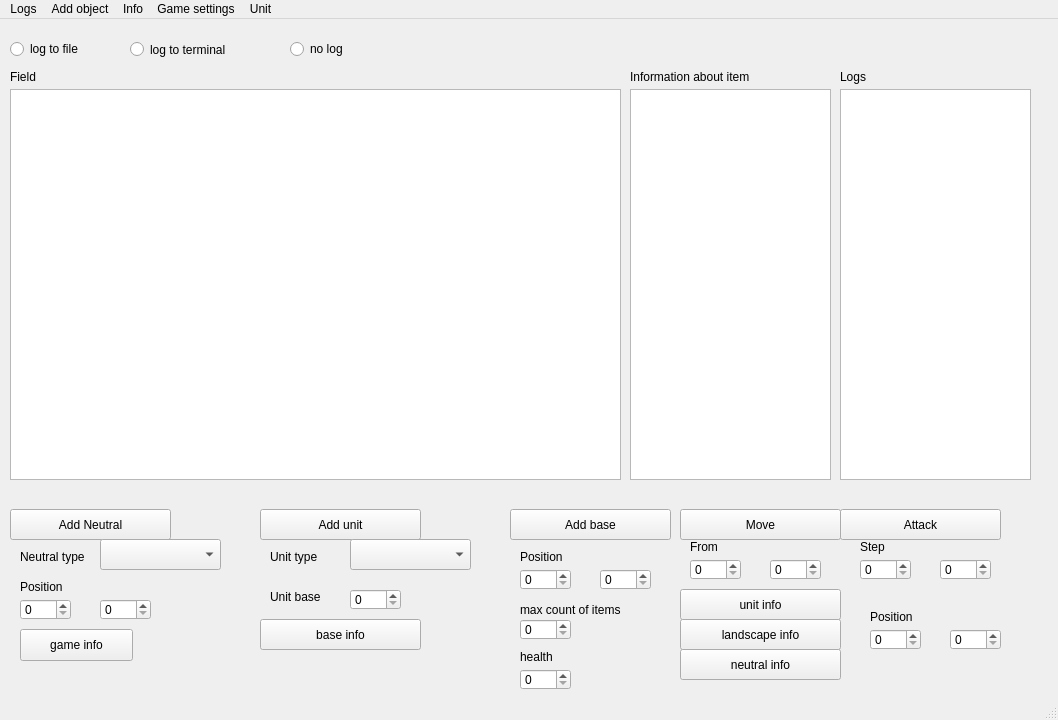
moevm/oop, file 8381/Maria_Lisok/lr5/code/mainwindow.ui: the form before one commit.
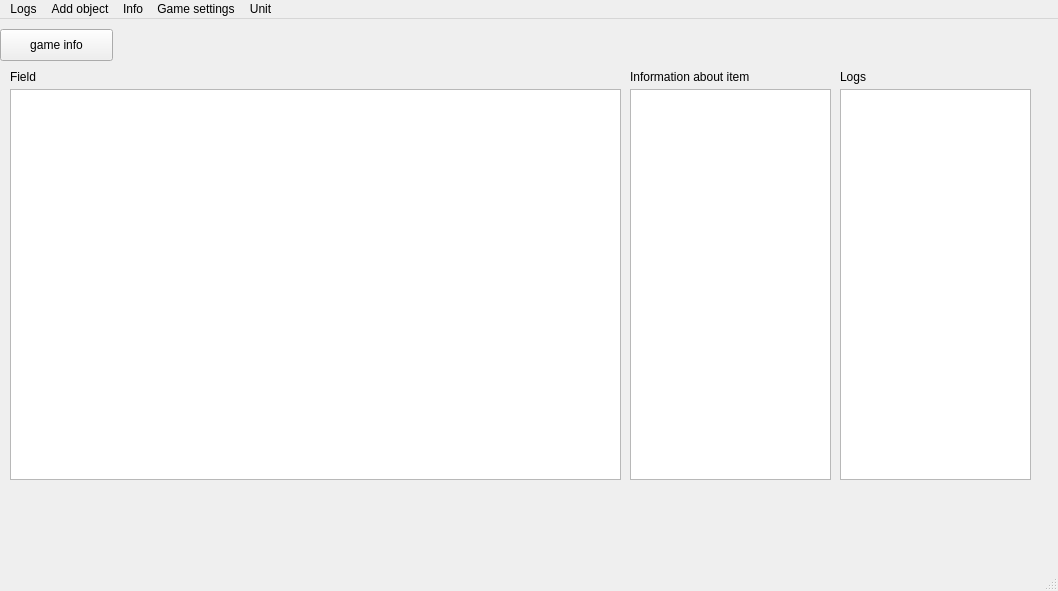
The form after the commit.

```diff
--- a/8381/Maria_Lisok/lr5/code/mainwindow.ui
+++ b/8381/Maria_Lisok/lr5/code/mainwindow.ui
@@ -7,7 +7,7 @@
     <x>0</x>
     <y>0</y>
     <width>1058</width>
-    <height>720</height>
+    <height>591</height>
    </rect>
   </property>
   <property name="windowTitle">
@@ -86,8 +86,8 @@
    <widget class="QPushButton" name="gameInfoButton">
     <property name="geometry">
      <rect>
-      <x>20</x>
-      <y>610</y>
+      <x>0</x>
+      <y>10</y>
       <width>113</width>
       <height>32</height>
      </rect>
@@ -96,442 +96,6 @@
      <string>game info</string>
     </property>
    </widget>
-   <widget class="QPushButton" name="addNeutralButton">
-    <property name="geometry">
-     <rect>
-      <x>10</x>
-      <y>490</y>
-      <width>161</width>
-      <height>31</height>
-     </rect>
-    </property>
-    <property name="text">
-     <string>Add Neutral</string>
-    </property>
-   </widget>
-   <widget class="QLabel" name="labelNeutralType">
-    <property name="geometry">
-     <rect>
-      <x>20</x>
-      <y>530</y>
-      <width>81</width>
-      <height>16</height>
-     </rect>
-    </property>
-    <property name="text">
-     <string>Neutral type</string>
-    </property>
-   </widget>
-   <widget class="QLabel" name="labelPosNeutral">
-    <property name="geometry">
-     <rect>
-      <x>20</x>
-      <y>560</y>
-      <width>59</width>
-      <height>16</height>
-     </rect>
-    </property>
-    <property name="text">
-     <string>Position</string>
-    </property>
-   </widget>
-   <widget class="QSpinBox" name="posNeutralX">
-    <property name="geometry">
-     <rect>
-      <x>20</x>
-      <y>580</y>
-      <width>51</width>
-      <height>21</height>
-     </rect>
-    </property>
-   </widget>
-   <widget class="QSpinBox" name="posNeutralY">
-    <property name="geometry">
-     <rect>
-      <x>100</x>
-      <y>580</y>
-      <width>51</width>
-      <height>21</height>
-     </rect>
-    </property>
-   </widget>
-   <widget class="QPushButton" name="addUnitButton">
-    <property name="geometry">
-     <rect>
-      <x>260</x>
-      <y>490</y>
-      <width>161</width>
-      <height>31</height>
-     </rect>
-    </property>
-    <property name="text">
-     <string>Add unit</string>
-    </property>
-   </widget>
-   <widget class="QLabel" name="labelUnitType">
-    <property name="geometry">
-     <rect>
-      <x>270</x>
-      <y>530</y>
-      <width>81</width>
-      <height>16</height>
-     </rect>
-    </property>
-    <property name="text">
-     <string>Unit type</string>
-    </property>
-   </widget>
-   <widget class="QSpinBox" name="posBaseY">
-    <property name="geometry">
-     <rect>
-      <x>600</x>
-      <y>550</y>
-      <width>51</width>
-      <height>21</height>
-     </rect>
-    </property>
-   </widget>
-   <widget class="QPushButton" name="addBaseButton">
-    <property name="geometry">
-     <rect>
-      <x>510</x>
-      <y>490</y>
-      <width>161</width>
-      <height>31</height>
-     </rect>
-    </property>
-    <property name="text">
-     <string>Add base</string>
-    </property>
-   </widget>
-   <widget class="QSpinBox" name="posBaseX">
-    <property name="geometry">
-     <rect>
-      <x>520</x>
-      <y>550</y>
-      <width>51</width>
-      <height>21</height>
-     </rect>
-    </property>
-   </widget>
-   <widget class="QLabel" name="labelPosBase">
-    <property name="geometry">
-     <rect>
-      <x>520</x>
-      <y>530</y>
-      <width>59</width>
-      <height>16</height>
-     </rect>
-    </property>
-    <property name="text">
-     <string>Position</string>
-    </property>
-   </widget>
-   <widget class="QPushButton" name="moveButton">
-    <property name="geometry">
-     <rect>
-      <x>680</x>
-      <y>490</y>
-      <width>161</width>
-      <height>31</height>
-     </rect>
-    </property>
-    <property name="text">
-     <string>Move</string>
-    </property>
-   </widget>
-   <widget class="QPushButton" name="attackButton">
-    <property name="geometry">
-     <rect>
-      <x>840</x>
-      <y>490</y>
-      <width>161</width>
-      <height>31</height>
-     </rect>
-    </property>
-    <property name="text">
-     <string>Attack</string>
-    </property>
-   </widget>
-   <widget class="QLabel" name="labelStep">
-    <property name="geometry">
-     <rect>
-      <x>860</x>
-      <y>520</y>
-      <width>59</width>
-      <height>16</height>
-     </rect>
-    </property>
-    <property name="text">
-     <string>Step</string>
-    </property>
-   </widget>
-   <widget class="QSpinBox" name="stepX">
-    <property name="geometry">
-     <rect>
-      <x>860</x>
-      <y>540</y>
-      <width>51</width>
-      <height>21</height>
-     </rect>
-    </property>
-   </widget>
-   <widget class="QSpinBox" name="stepY">
-    <property name="geometry">
-     <rect>
-      <x>940</x>
-      <y>540</y>
-      <width>51</width>
-      <height>21</height>
-     </rect>
-    </property>
-   </widget>
-   <widget class="QLabel" name="labelMaxCountOfItems">
-    <property name="geometry">
-     <rect>
-      <x>520</x>
-      <y>580</y>
-      <width>131</width>
-      <height>21</height>
-     </rect>
-    </property>
-    <property name="text">
-     <string>max count of items</string>
-    </property>
-   </widget>
-   <widget class="QSpinBox" name="maxCountOfItems">
-    <property name="geometry">
-     <rect>
-      <x>520</x>
-      <y>600</y>
-      <width>51</width>
-      <height>21</height>
-     </rect>
-    </property>
-   </widget>
-   <widget class="QLabel" name="labelHealth">
-    <property name="geometry">
-     <rect>
-      <x>520</x>
-      <y>630</y>
-      <width>59</width>
-      <height>16</height>
-     </rect>
-    </property>
-    <property name="text">
-     <string>health</string>
-    </property>
-   </widget>
-   <widget class="QSpinBox" name="health">
-    <property name="geometry">
-     <rect>
-      <x>520</x>
-      <y>650</y>
-      <width>51</width>
-      <height>21</height>
-     </rect>
-    </property>
-   </widget>
-   <widget class="QLabel" name="labelUnitBase">
-    <property name="geometry">
-     <rect>
-      <x>270</x>
-      <y>570</y>
-      <width>59</width>
-      <height>16</height>
-     </rect>
-    </property>
-    <property name="text">
-     <string>Unit base</string>
-    </property>
-   </widget>
-   <widget class="QSpinBox" name="baseNum">
-    <property name="geometry">
-     <rect>
-      <x>350</x>
-      <y>570</y>
-      <width>51</width>
-      <height>21</height>
-     </rect>
-    </property>
-   </widget>
-   <widget class="QPushButton" name="unitInfoButton">
-    <property name="geometry">
-     <rect>
-      <x>680</x>
-      <y>570</y>
-      <width>161</width>
-      <height>31</height>
-     </rect>
-    </property>
-    <property name="text">
-     <string>unit info</string>
-    </property>
-   </widget>
-   <widget class="QPushButton" name="landInfoButton">
-    <property name="geometry">
-     <rect>
-      <x>680</x>
-      <y>600</y>
-      <width>161</width>
-      <height>31</height>
-     </rect>
-    </property>
-    <property name="text">
-     <string>landscape info</string>
-    </property>
-   </widget>
-   <widget class="QPushButton" name="neutralInfoButton">
-    <property name="geometry">
-     <rect>
-      <x>680</x>
-      <y>630</y>
-      <width>161</width>
-      <height>31</height>
-     </rect>
-    </property>
-    <property name="text">
-     <string>neutral info</string>
-    </property>
-   </widget>
-   <widget class="QPushButton" name="baseInfoButton">
-    <property name="geometry">
-     <rect>
-      <x>260</x>
-      <y>600</y>
-      <width>161</width>
-      <height>31</height>
-     </rect>
-    </property>
-    <property name="text">
-     <string>base info</string>
-    </property>
-   </widget>
-   <widget class="QLabel" name="labelPosForInfo">
-    <property name="geometry">
-     <rect>
-      <x>870</x>
-      <y>590</y>
-      <width>59</width>
-      <height>16</height>
-     </rect>
-    </property>
-    <property name="text">
-     <string>Position</string>
-    </property>
-   </widget>
-   <widget class="QSpinBox" name="posForInfoX">
-    <property name="geometry">
-     <rect>
-      <x>870</x>
-      <y>610</y>
-      <width>51</width>
-      <height>21</height>
-     </rect>
-    </property>
-   </widget>
-   <widget class="QSpinBox" name="posForInfoY">
-    <property name="geometry">
-     <rect>
-      <x>950</x>
-      <y>610</y>
-      <width>51</width>
-      <height>21</height>
-     </rect>
-    </property>
-   </widget>
-   <widget class="QComboBox" name="typesOfNeutrals">
-    <property name="geometry">
-     <rect>
-      <x>100</x>
-      <y>520</y>
-      <width>121</width>
-      <height>31</height>
-     </rect>
-    </property>
-   </widget>
-   <widget class="QComboBox" name="typesOfUnits">
-    <property name="geometry">
-     <rect>
-      <x>350</x>
-      <y>520</y>
-      <width>121</width>
-      <height>31</height>
-     </rect>
-    </property>
-   </widget>
-   <widget class="QSpinBox" name="fromX">
-    <property name="geometry">
-     <rect>
-      <x>690</x>
-      <y>540</y>
-      <width>51</width>
-      <height>21</height>
-     </rect>
-    </property>
-   </widget>
-   <widget class="QSpinBox" name="fromY">
-    <property name="geometry">
-     <rect>
-      <x>770</x>
-      <y>540</y>
-      <width>51</width>
-      <height>21</height>
-     </rect>
-    </property>
-   </widget>
-   <widget class="QLabel" name="labelFrom">
-    <property name="geometry">
-     <rect>
-      <x>690</x>
-      <y>520</y>
-      <width>59</width>
-      <height>16</height>
-     </rect>
-    </property>
-    <property name="text">
-     <string>From</string>
-    </property>
-   </widget>
-   <widget class="QRadioButton" name="logToFile">
-    <property name="geometry">
-     <rect>
-      <x>10</x>
-      <y>20</y>
-      <width>100</width>
-      <height>20</height>
-     </rect>
-    </property>
-    <property name="text">
-     <string>log to file</string>
-    </property>
-   </widget>
-   <widget class="QRadioButton" name="logToTerminal">
-    <property name="geometry">
-     <rect>
-      <x>130</x>
-      <y>20</y>
-      <width>121</width>
-      <height>21</height>
-     </rect>
-    </property>
-    <property name="text">
-     <string>log to terminal</string>
-    </property>
-   </widget>
-   <widget class="QRadioButton" name="noLogs">
-    <property name="geometry">
-     <rect>
-      <x>290</x>
-      <y>20</y>
-      <width>100</width>
-      <height>20</height>
-     </rect>
-    </property>
-    <property name="text">
-     <string>no log</string>
-    </property>
-   </widget>
   </widget>
   <widget class="QStatusBar" name="statusbar"/>
   <widget class="QMenuBar" name="menuBar">
```
Left out of the diff: 6 changed lines with no effect on the pictures.
